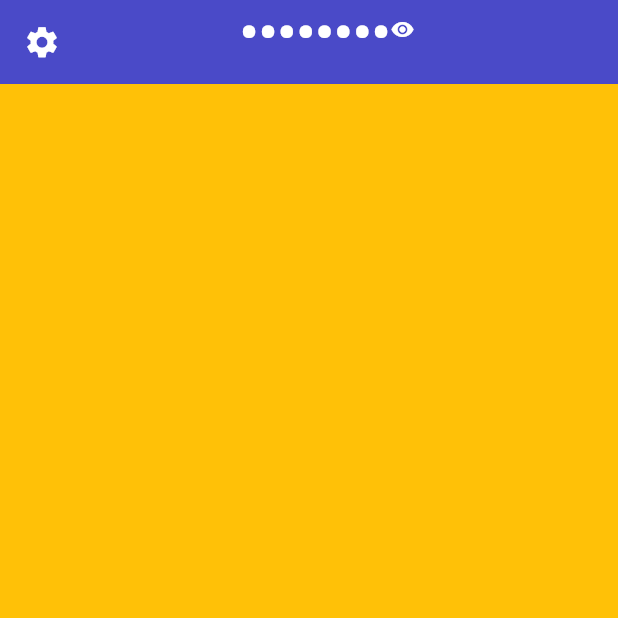
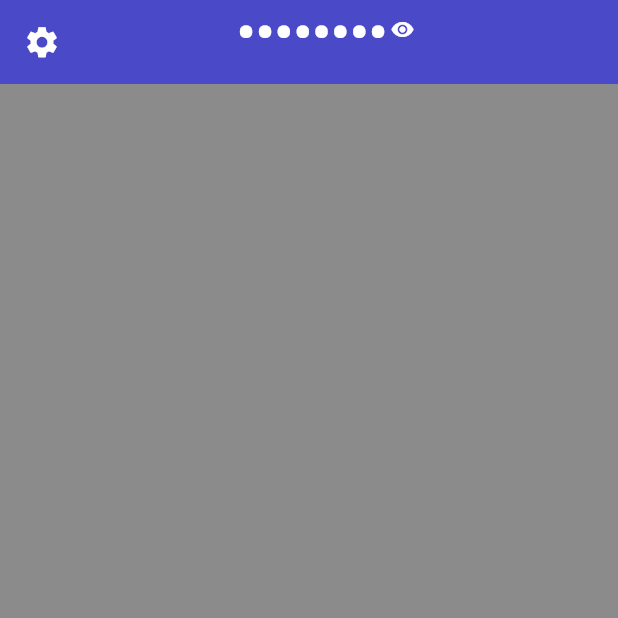
Before and after one commit to laspi0/wave, a Flutter app: the screen it shows after launch, scrolled down 276 dp, after a tap on the "visibility off" icon, on a phone screen of 412 x 824 dp, the top half of it. Run offline on Flutter 3.47's test engine with Material 3 defaults, Android fonts, the phone set to English and light mode, and no system bars.

Commit message:
commencement du body

```diff
--- a/lib/screens/home_screen.dart
+++ b/lib/screens/home_screen.dart
@@ -32,7 +32,7 @@ class _HomeScreenState extends State<HomeScreen> {
                 title: Container(
                   // color: Colors.black,
                   child: Padding(
-                    padding: const EdgeInsets.only(right: 48.0),
+                    padding: const EdgeInsets.only(right: 50.0),
                     child: Row(
                       mainAxisAlignment: MainAxisAlignment.center,
                       crossAxisAlignment:
@@ -41,7 +41,7 @@ class _HomeScreenState extends State<HomeScreen> {
                         isVisible
                             ? RichText(
                                 text: const TextSpan(
-                                    text: "0",
+                                    text: "500.000",
                                     style: TextStyle(
                                       fontSize: 25,
                                       color: Colors.white,
@@ -64,6 +64,9 @@ class _HomeScreenState extends State<HomeScreen> {
                                   fontWeight: FontWeight.w600,
                                 ),
                               ),
+                        SizedBox(
+                          width: 2,
+                        ),
                         GestureDetector(
                           onTap: () {
                             setState(() {
@@ -90,7 +93,8 @@ class _HomeScreenState extends State<HomeScreen> {
           SliverToBoxAdapter(
             child: Container(
               height: 1000,
-              color: Colors.amber,
+              color: const Color.fromARGB(255, 139, 139, 139),
+              child: const Stack(),
             ),
           )
         ],
```
